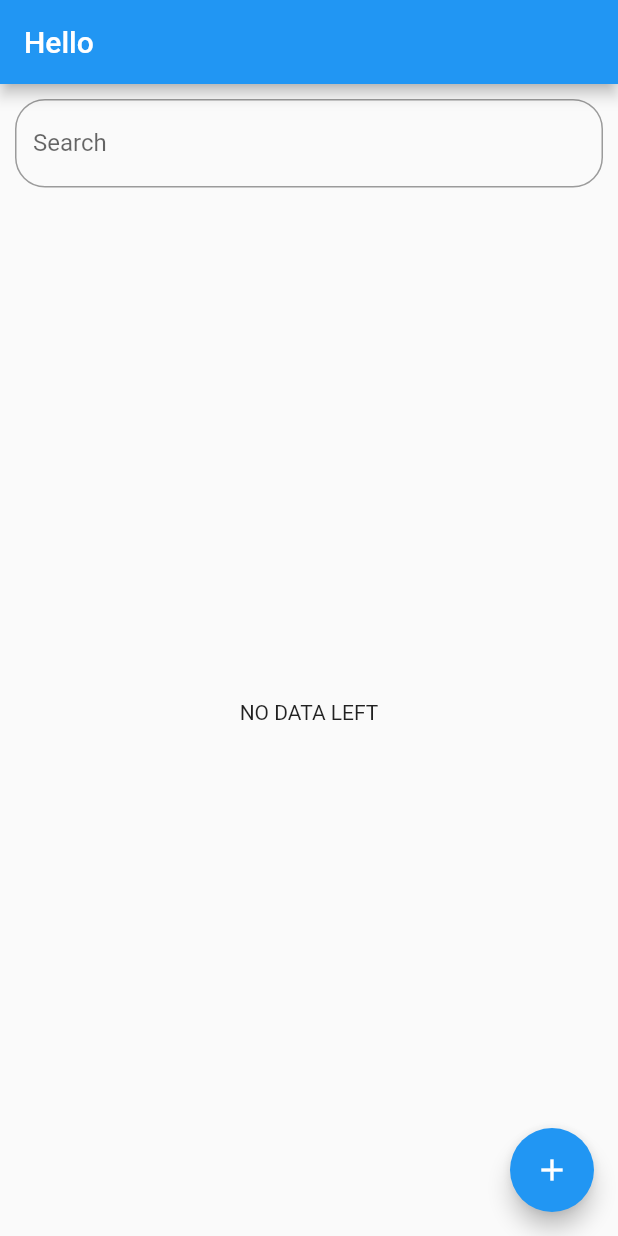
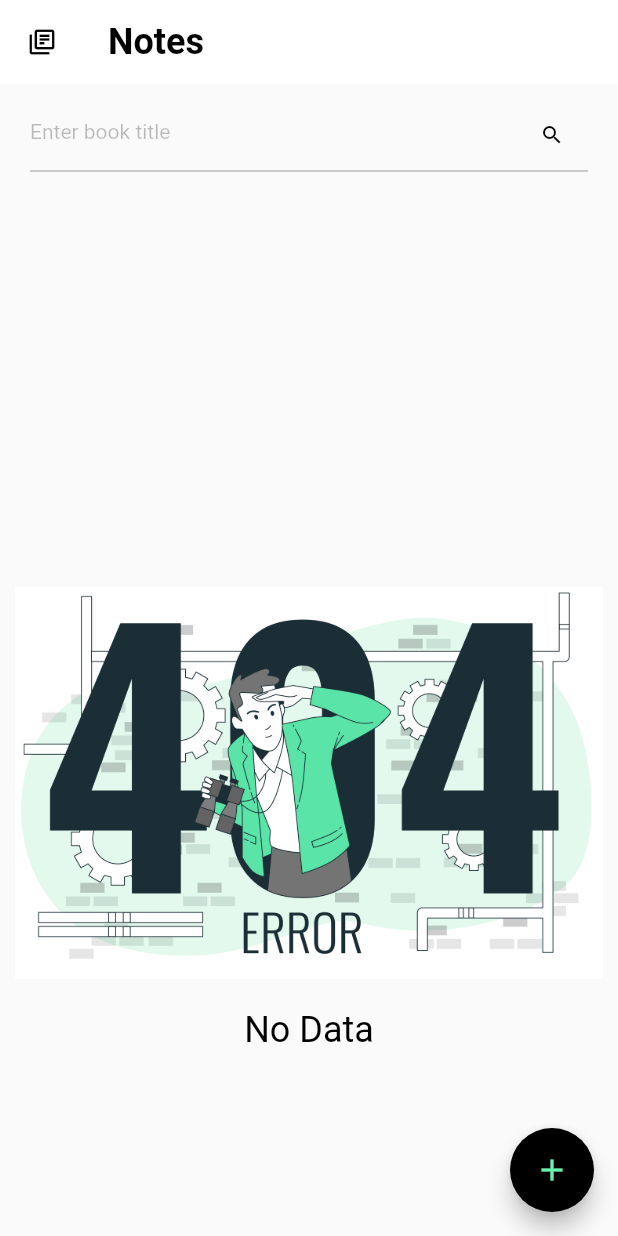
Before and after one commit to kztJames01/bookstore, a Flutter app: the screen it shows after launch, on a phone screen of 412 x 824 dp. Run offline on Flutter 3.47's test engine with Material 2 defaults, Android fonts, the phone set to English and light mode, and no system bars; our stand-ins replace flutter_datetime_picker, sqflite; accounts and stored records are empty.

```diff
--- a/lib/main.dart
+++ b/lib/main.dart
@@ -25,17 +25,41 @@ class Hello extends StatelessWidget {
 
   @override
   Widget build(BuildContext context) {
+    var size = MediaQuery.of(context).size;
     return Scaffold(
       appBar: AppBar(
-        title: Text('Hello'),
+        leading: IconButton(
+          onPressed: () {
+
+          },
+            icon: Icon(
+          Icons.library_books_outlined,
+          color: Colors.black,
+          size: 20,
+        )),
+        title: Text(
+          'Notes',
+          style: TextStyle(
+              color: Colors.black, fontSize: 24, fontWeight: FontWeight.bold),
         ),
-      body: Center(child: BookList()),
+        backgroundColor: Colors.white,
+        elevation: 0,
+      ),
+      body: Container(
+        width: size.width,
+        height: size.height,
+        child: BookList(),
+      ),
       floatingActionButton: FloatingActionButton(
+        backgroundColor: Colors.black,
         onPressed: () {
           Navigator.of(context)
               .push(MaterialPageRoute(builder: (context) => SecondPage()));
         },
-        child: Icon(Icons.add),
+        child: Icon(
+          Icons.add,
+          color: Colors.greenAccent,
+        ),
       ),
     );
   }
@@ -53,6 +77,8 @@ class BookList extends StatefulWidget {
 class _BookListState extends State<BookList> {
   TextEditingController hello = TextEditingController();
   DatabaseHandler databaseHandler = DatabaseHandler();
+  bool pressed = false;
+  var key1 = GlobalKey<FormState>();
   @override
   void initState() {
     hello = TextEditingController();
@@ -61,43 +87,105 @@ class _BookListState extends State<BookList> {
 
   @override
   Widget build(BuildContext context) {
+    var size = MediaQuery.of(context).size;
     return Container(
-      child: Stack(
+      padding: EdgeInsets.all(10),
+      child: SingleChildScrollView(
+        child: Column(
           children: [
-          Positioned(
-            top: 10,
-            left: 10,
-            right: 10,
-            child: TextField(
-              decoration: InputDecoration(
+            Form(
+              key: key1,
+              child: Padding(
+                padding: const EdgeInsets.only(left: 10, right: 10),
+                child: TextFormField(
+                  validator: ((String value) {
+                    if (value.isEmpty) {
+                      return 'Enter search value';
+                    }
+                    return null;
+                  }),
+                  enabled: pressed,
+                  decoration: pressed
+                      ? InputDecoration(
+                          isCollapsed: false,
+                          suffixIcon: Icon(
+                            Icons.search_outlined,
+                            color: Colors.black,
+                            size: 20,
+                          ),
                           labelText: 'Search',
-                  border: OutlineInputBorder(
-                      borderRadius: BorderRadius.circular(20))),
+                          hintText: 'Enter book title',
+                          hintStyle: TextStyle(
+                            color: Colors.black26,
+                            fontSize: 14,
+                          ))
+                      : InputDecoration(
+                          isCollapsed: false,
+                          suffixIcon: Icon(
+                            Icons.search_outlined,
+                            color: Colors.black,
+                            size: 16,
+                          ),
+                          hintText: 'Enter book title',
+                          hintStyle: TextStyle(
+                            color: Colors.black26,
+                            fontSize: 14,
+                          )),
                   controller: hello,
                   keyboardType: TextInputType.text,
-              onSubmitted: (value) {
+                  onTap: () {
+                    setState(() {
+                      pressed = true;
+                    });
+                  },
+                  onFieldSubmitted: (value) {
                     databaseHandler.search(value);
                     Navigator.of(context).push(MaterialPageRoute(
                         builder: (context) => Results(searchValue: value)));
                   },
                 ),
               ),
-          Positioned(
-            top: 70,
-            left: 0,
-            right: 0,
-            bottom: 0,
+            ),
+            Container(
+              margin: EdgeInsets.only(top: 20, bottom: 20),
+              width: size.width,
+              height: size.height,
               child: FutureBuilder<List<Book>>(
+                  initialData: [],
                   future: databaseHandler.selectAllbooks(),
                   builder: (context, hello) => hello.connectionState !=
                           ConnectionState.done
                       ? Center(
-                        child: CircularProgressIndicator(),
-                      )
+                          child: Column(
+                          children: [
+                            CircularProgressIndicator(
+                              color: Colors.black,
+                            ),
+                            Text("Loading",
+                                style: TextStyle(
+                                    color: Colors.black,
+                                    fontSize: 24,
+                                    fontWeight: FontWeight.bold))
+                          ],
+                        ))
                       : hello.data.length == 0
                           ? Center(
-                            child: Text('NO DATA LEFT'),
-                          )
+                              child: Column(
+                              mainAxisAlignment: MainAxisAlignment.center,
+                              children: [
+                                Image(
+                                  image: AssetImage("lib/photos/error.jpg"),
+                                ),
+                                SizedBox(
+                                  height: 20,
+                                ),
+                                Text("No Data",
+                                    style: TextStyle(
+                                      color: Colors.black,
+                                      fontSize: 24,
+                                    ))
+                              ],
+                            ))
                           : ListView.builder(
                               itemCount: hello.data.length,
                               itemBuilder: (BuildContext context, int value) {
@@ -110,11 +198,31 @@ class _BookListState extends State<BookList> {
                                     setState(() {});
                                   },
                                   child: Card(
+                                    shape: RoundedRectangleBorder(
+                                        borderRadius: BorderRadius.only(
+                                            topLeft: Radius.circular(20),
+                                            bottomRight: Radius.circular(20))),
+                                    color: Colors.black,
                                     child: ListTile(
-                                    title: Text(hello.data[value].book_name),
-                                    subtitle: Text(hello.data[value].author),
+                                      title: Text(
+                                        hello.data[value].book_name,
+                                        style: TextStyle(
+                                            color: Colors.greenAccent,
+                                            fontSize: 20,
+                                            fontWeight: FontWeight.bold),
+                                      ),
+                                      subtitle: Text(
+                                        hello.data[value].author,
+                                        style: TextStyle(
+                                          color: Colors.white,
+                                          fontSize: 16,
+                                        ),
+                                      ),
                                       trailing: IconButton(
-                                      icon: Icon(Icons.edit),
+                                        icon: Icon(
+                                          Icons.edit,
+                                          color: Colors.white,
+                                        ),
                                         onPressed: () async {
                                           await Navigator.of(context).push(
                                               MaterialPageRoute(
@@ -131,6 +239,7 @@ class _BookListState extends State<BookList> {
                               })),
             ),
           ],
+        ),
       ),
     );
   }
@@ -295,6 +404,7 @@ class _SecondPageState extends State<SecondPage> {
                     if (success == 0) {
                       print('not successful');
                     }
+                    setState(() {});
                   },
                   child: Text(
                     widget.book != null ? 'Update' : 'Save',
--- a/lib/results.dart
+++ b/lib/results.dart
@@ -26,7 +26,7 @@ class _ResultsState extends State<Results> {
       body: Container(
           child: FutureBuilder(
               initialData: [databaseHandler.selectAllbooks()],
-              future: databaseHandler.selectAllbooks(),
+              future: databaseHandler.selectSpecific(widget.searchValue),
               builder: (context, snapshot) {
                 return ListView.builder(
                     itemCount: snapshot.data.length,
--- a/pubspec.yaml
+++ b/pubspec.yaml
@@ -45,9 +45,8 @@ flutter:
   # the material Icons class.
   uses-material-design: true
   # To add assets to your application, add an assets section, like this:
-  # assets:
-  #   - images/a_dot_burr.jpeg
-  #   - images/a_dot_ham.jpeg
+  assets:
+    - lib/photos/error.jpg
   # An image asset can refer to one or more resolution-specific "variants", see
   # https://flutter.dev/assets-and-images/#resolution-aware.
   # For details regarding adding assets from package dependencies, see
```
Also changed, not shown: lib/photos/error.jpg (added). Lines whose indentation alone changed are shown as unchanged.
